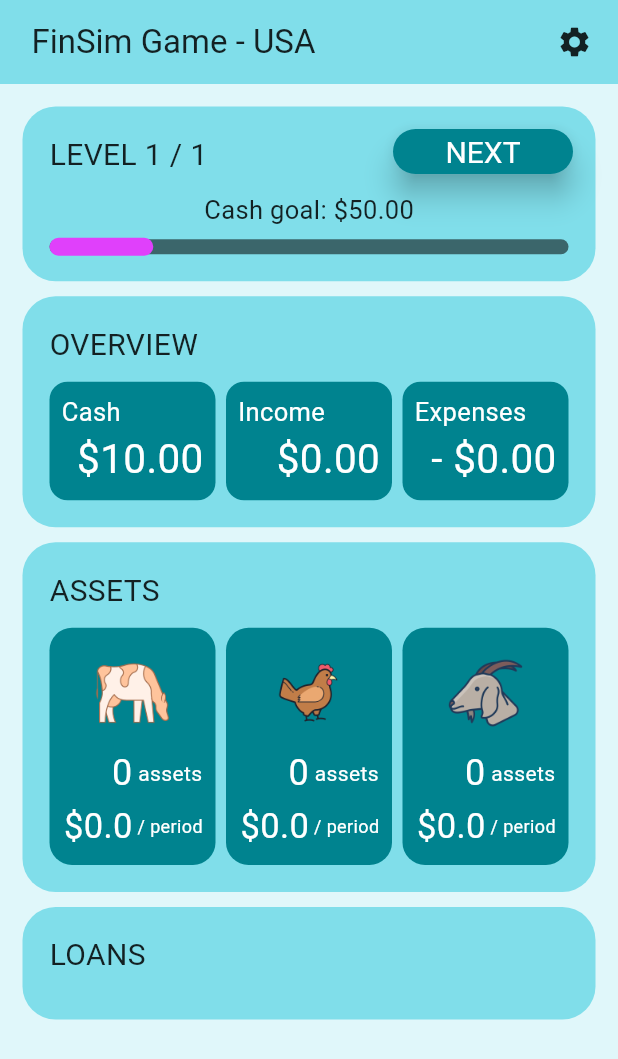
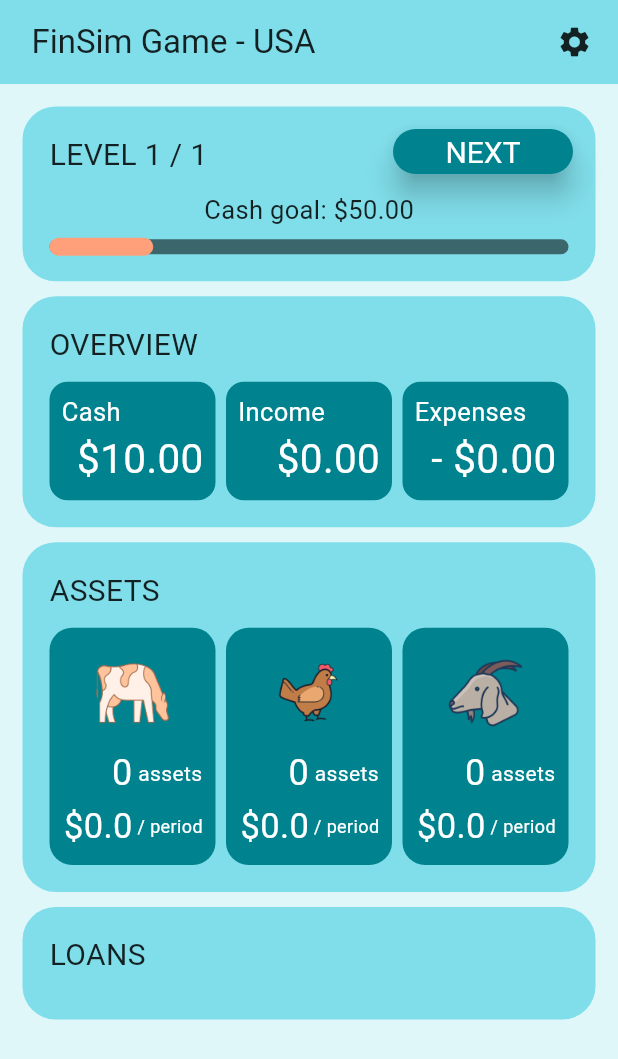
Before and after one commit to Luc1eSky/financial_literacy_game, a Flutter app: the screen it shows after launch, on a phone screen of 412 x 824 dp. Shown: the top 1059 px of the screen. Run offline on Flutter 3.47's test engine with Material 2 defaults, Android fonts, the phone set to English and light mode, and no system bars; drawn by our look-alikes of auto_size_text; our stand-ins replace carousel_slider, flutter_riverpod; generated files the repository leaves out were written again.

Commit message:
UI and Design  - end of game dialog texts added  - cash indicator color changed

```diff
--- a/lib/config/color_palette.dart
+++ b/lib/config/color_palette.dart
@@ -5,11 +5,13 @@ class ColorPalette {
   Color get appBarBackground => const Color.fromRGBO(128, 222, 234, 1.0);
   Color get backgroundSectionCard => const Color.fromRGBO(128, 222, 234, 1.0);
   Color get backgroundContentCard => const Color.fromRGBO(0, 131, 143, 1.0);
-  Color get cashIndicator => const Color.fromRGBO(224, 64, 251, 1.0);
+  Color get cashIndicator => const Color.fromRGBO(255, 160, 122, 1.0);
   Color get popUpBackground => const Color.fromRGBO(224, 247, 250, 1.0);
   Color get buttonBackground => const Color.fromRGBO(0, 131, 143, 1.0);
   Color get buttonForeground => const Color.fromRGBO(255, 255, 255, 1.0);
 
   Color get darkText => const Color.fromRGBO(0, 0, 0, 0.85);
   Color get lightText => const Color.fromRGBO(255, 255, 255, 1.0);
+  Color get gameWinText => const Color.fromRGBO(76, 175, 80, 1.0);
+  Color get gameLostText => const Color.fromRGBO(244, 67, 54, 1.0);
 }
```
Also changed, not shown: lib/presentation/widgets/lost_game_dialog.dart (+13 -2 lines), lib/presentation/widgets/won_game_dialog.dart (+12 -2 lines).
